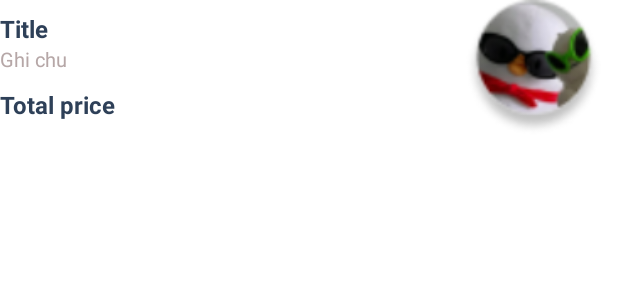
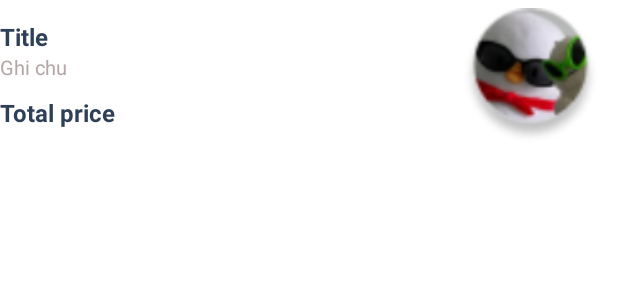
Before and after one commit to giahyng1502/PRO1122_Nhom3_DuAn1, an Android app: the layout item_paysuccess.xml on its own in the app's theme, with its tools: preview values and no code run, on a phone screen of 412 x 824 dp. Shown: the top 300 px of the screen. Run offline under Robolectric (Android 15) with nearby library versions, the phone set to English and light mode, and no system bars.

Commit message:
no message

```diff
--- a/app/src/main/java/FPT/PRO1122/Nhom3/DuAn1/Activity/BaseActivity.java
+++ b/app/src/main/java/FPT/PRO1122/Nhom3/DuAn1/Activity/BaseActivity.java
@@ -19,7 +19,6 @@ public class BaseActivity extends AppCompatActivity {
         super.onCreate(savedInstanceState);
         database = FirebaseDatabase.getInstance();
         mAuth = FirebaseAuth.getInstance();
-
         getWindow().setStatusBarColor(getResources().getColor(R.color.white));
     }
 }
--- a/app/src/main/res/layout/activity_cart.xml
+++ b/app/src/main/res/layout/activity_cart.xml
@@ -208,7 +208,7 @@
                     app:layout_constraintTop_toTopOf="@+id/textView26" />
             </androidx.constraintlayout.widget.ConstraintLayout>
             <androidx.appcompat.widget.AppCompatButton
-                android:id="@+id/button3"
+                android:id="@+id/btnCheckOut"
                 style="@android:style/Widget.Button"
                 android:layout_width="match_parent"
                 android:layout_height="wrap_content"
--- a/app/src/main/res/layout/item_paysuccess.xml
+++ b/app/src/main/res/layout/item_paysuccess.xml
@@ -1,57 +1,58 @@
 <?xml version="1.0" encoding="utf-8"?>
 <LinearLayout xmlns:android="http://schemas.android.com/apk/res/android"
     android:layout_width="match_parent"
-    android:layout_height="match_parent"
-    android:orientation="vertical">
+    android:layout_height="90dp"
+    android:orientation="horizontal"
+    android:layout_marginTop="5dp"
+    android:weightSum="10">
+
     <LinearLayout
+        android:layout_weight="3"
         android:layout_width="match_parent"
-        android:layout_height="90dp"
-        android:weightSum="10"
-        android:orientation="horizontal">
-        <LinearLayout
-            android:layout_width="300dp"
         android:layout_height="wrap_content"
         android:orientation="vertical">
+
         <TextView
-                android:layout_marginTop="8dp"
             android:id="@+id/tvNameFoodPay"
             android:layout_width="match_parent"
             android:layout_height="wrap_content"
+            android:layout_marginTop="8dp"
             android:text="Title"
-                android:textStyle="bold"
             android:textColor="@color/blue_grey"
-                android:textSize="16sp"/>
+            android:textSize="16sp"
+            android:textStyle="bold" />
+
         <TextView
             android:id="@+id/tvNoteFoodPay"
             android:layout_width="match_parent"
             android:layout_height="wrap_content"
+            android:layout_marginBottom="10dp"
             android:text="Ghi chu"
             android:textColor="#B6A7A7"
-                android:layout_marginBottom="10dp"
-                android:textSize="13sp"/>
+            android:textSize="13sp" />
+
         <TextView
             android:id="@+id/tvPriceFoodPay"
             android:layout_width="match_parent"
             android:layout_height="wrap_content"
             android:text="Total price"
-                android:textStyle="bold"
             android:textColor="@color/blue_grey"
-                android:textSize="16sp"/>
+            android:textSize="16sp"
+            android:textStyle="bold" />
+
     </LinearLayout>
     <LinearLayout
         android:layout_width="match_parent"
         android:layout_height="wrap_content"
-            android:orientation="vertical"
-            android:gravity="center">
+        android:layout_weight="7"
+        android:layout_gravity="center_horizontal">
         <ImageView
             android:id="@+id/ivAvatarFoodPay"
-                android:layout_gravity="center"
             android:layout_width="90dp"
             android:layout_height="90dp"
-                android:src="@drawable/avatar"/>
-        </LinearLayout>
-
-
+            android:layout_gravity="center_horizontal"
+            android:layout_marginStart="20dp"
+            android:src="@drawable/avatar" />
     </LinearLayout>
 
 </LinearLayout>
```
Also changed, not shown: app/src/main/java/FPT/PRO1122/Nhom3/DuAn1/Activity/ActivityPaySuccess.java (+6 -22 lines), app/src/main/java/FPT/PRO1122/Nhom3/DuAn1/Activity/CartActivity.java (+16 -9 lines), app/src/main/java/FPT/PRO1122/Nhom3/DuAn1/model/GioHang.java (+42 -1 lines), app/src/main/res/layout/activity_pay_success.xml (+27 -16 lines), 300 other files. Lines whose indentation alone changed are shown as unchanged.
